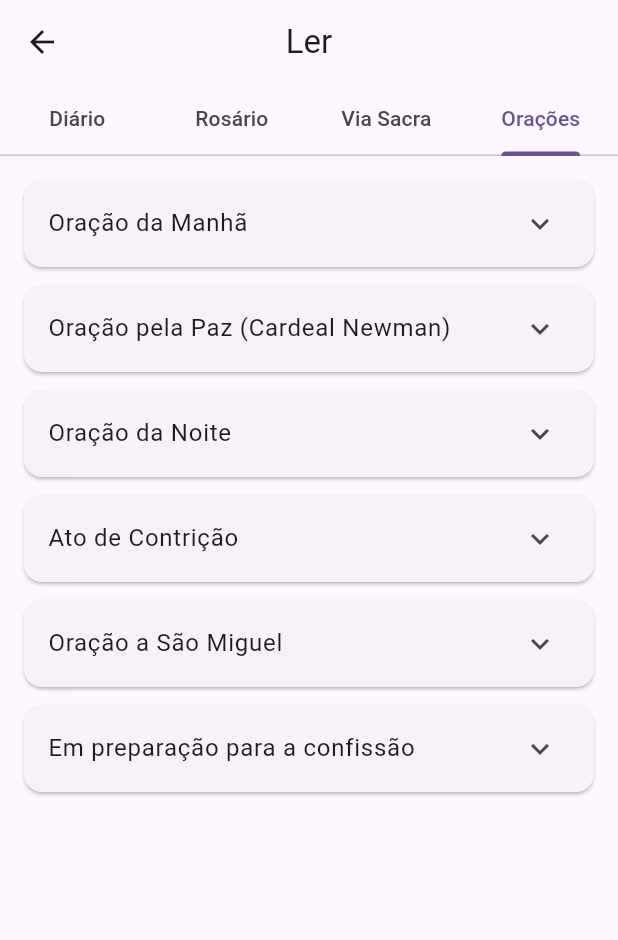
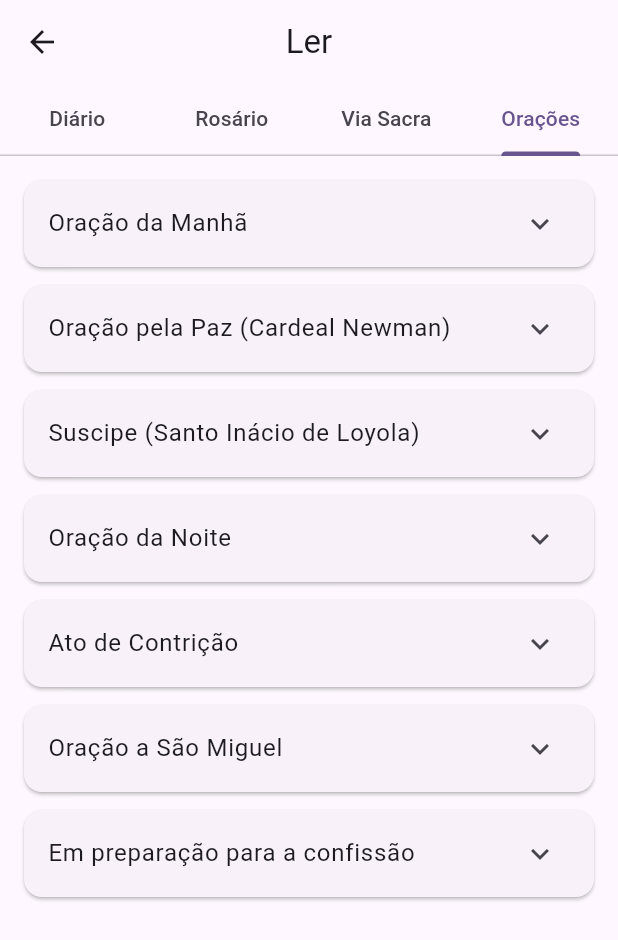
Before and after one commit to joelsansana/ave, a Flutter app: the ReadingsScreen screen opened directly, tab 4 chosen, on a phone screen of 412 x 824 dp. Shown: the top 940 px of the screen. Run offline on Flutter 3.47's test engine with Material 3 defaults, Android fonts, the light colour scheme and no system bars; our stand-ins replace flutter_riverpod, shared_preferences; accounts and stored records are empty.

Commit message:
Add Suscipe prayer by Saint Ignatius of Loyola

```diff
--- a/lib/features/readings/data/prayers_data.dart
+++ b/lib/features/readings/data/prayers_data.dart
@@ -203,6 +203,10 @@ class PrayersData {
       'text': 'Deus Eterno, cujo reino perfeito não tem espada senão a da justiça, não tem força conhecida senão a do amor: Expande powerfulmente o teu Espírito, para que todos os povos possam ser reunidas sob a bandeira do Príncipe da Paz, como filhos de um único Deus; a Quem pertencem o domínio e a glória, agora e para sempre. Amém.',
     },
     {
+      'title': 'Suscipe (Santo Inácio de Loyola)',
+      'text': 'Tomai, Senhor, e recebei, toda a minha liberdade, a minha memória, o meu entendimento e toda a minha vontade. Tudo quanto tenho e possuo de Vós o recebi. Por isso a Vós, Senhor, o entrego e restituo para que disponhais de tudo segundo a vossa vontade. Concedei-me somente o vosso amor e a vossa graça, que isto me basta, e não desejo outra coisa da vossa misericórdia infinita. Ámen.',
+    },
+    {
       'title': 'Oração da Noite',
       'text': 'Obrigado por este dia, Senhor. Perdoa os meus pecados e abençoa o meu sono. Protege-me durante a noite e guarda-me no teu amor. Amén.',
     },
```
